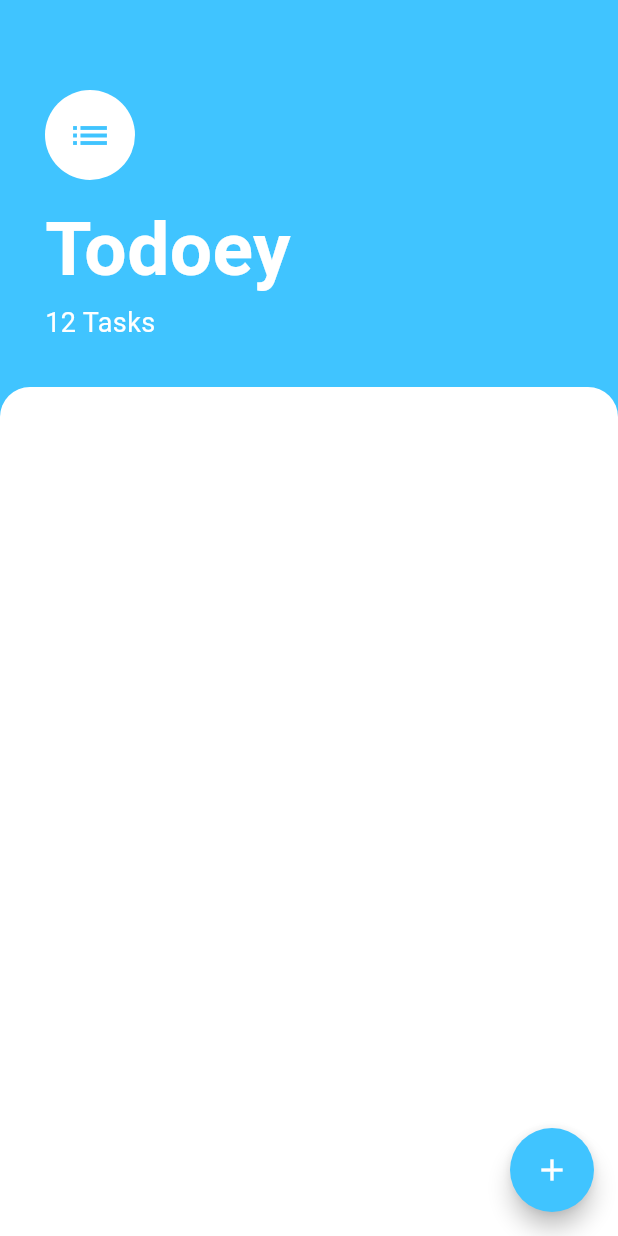
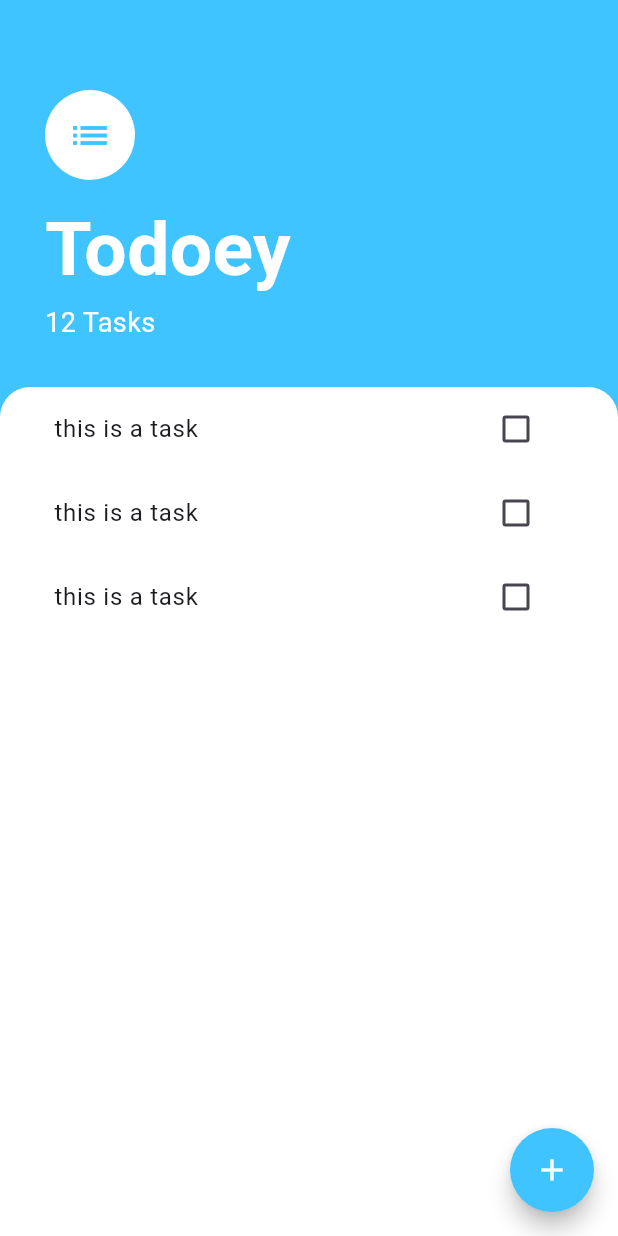
Before and after one commit to GawahChan/flutter_todoey, a Flutter app: the screen it shows after launch, on a phone screen of 412 x 824 dp. Run offline on Flutter 3.47's test engine with Material 3 defaults, Android fonts, the phone set to English and light mode, and no system bars.

Commit message:
add todo list view

```diff
--- a/lib/screens/tasks_screen.dart
+++ b/lib/screens/tasks_screen.dart
@@ -1,4 +1,5 @@
 import 'package:flutter/material.dart';
+import 'package:flutter_todoey/widgets/tasks_list.dart';
 
 class TasksScreen extends StatelessWidget {
   const TasksScreen({super.key});
@@ -22,10 +23,10 @@ class TasksScreen extends StatelessWidget {
           Container(
             padding: const EdgeInsets.only(
                 top: 60.0, left: 30.0, right: 30.0, bottom: 30.0),
-            child: Column(
+            child: const Column(
               crossAxisAlignment: CrossAxisAlignment.start,
               children: <Widget>[
-                const CircleAvatar(
+                CircleAvatar(
                   backgroundColor: Colors.white,
                   radius: 30.0,
                   child: Icon(
@@ -34,25 +35,27 @@ class TasksScreen extends StatelessWidget {
                     color: Colors.lightBlueAccent,
                   ),
                 ),
-                const SizedBox(height: 10.0),
-                const Text('Todoey',
+                SizedBox(height: 10.0),
+                Text('Todoey',
                     style: TextStyle(
                         color: Colors.white,
                         fontSize: 50.0,
                         fontWeight: FontWeight.w700)),
-                const Text('12 Tasks',
+                Text('12 Tasks',
                     style: TextStyle(color: Colors.white, fontSize: 18)),
               ],
             ),
           ),
           Expanded(
             child: Container(
-              decoration: BoxDecoration(
+              padding: const EdgeInsets.symmetric(horizontal: 20.0),
+              decoration: const BoxDecoration(
                 color: Colors.white,
                 borderRadius: BorderRadius.only(
                     topLeft: Radius.circular(20.0),
                     topRight: Radius.circular(20.0)),
               ),
+              child: const TasksList(),
             ),
           )
         ],
--- /dev/null
+++ b/lib/widgets/task_tile.dart
@@ -0,0 +1,16 @@
+import 'package:flutter/material.dart';
+
+class TaskTile extends StatelessWidget {
+  const TaskTile({super.key});
+
+  @override
+  Widget build(BuildContext context) {
+    return ListTile(
+      title: const Text("this is a task"),
+      trailing: Checkbox(
+        value: false,
+        onChanged: (bool? value) {},
+      ),
+    );
+  }
+}
--- /dev/null
+++ b/lib/widgets/tasks_list.dart
@@ -0,0 +1,17 @@
+import 'package:flutter/material.dart';
+import 'package:flutter_todoey/widgets/task_tile.dart';
+
+class TasksList extends StatelessWidget {
+  const TasksList({super.key});
+
+  @override
+  Widget build(BuildContext context) {
+    return ListView(
+      children: const [
+        TaskTile(),
+        TaskTile(),
+        TaskTile()
+      ],
+    );
+  }
+}
```
